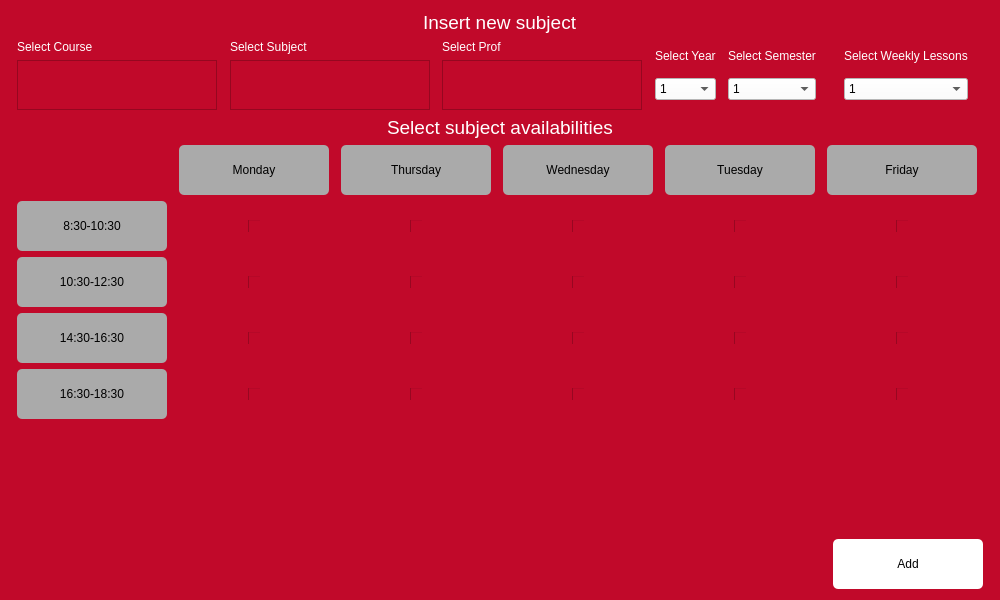
AndreaCiv/SchoolSchedule, file new_subject.ui: the form before one commit.
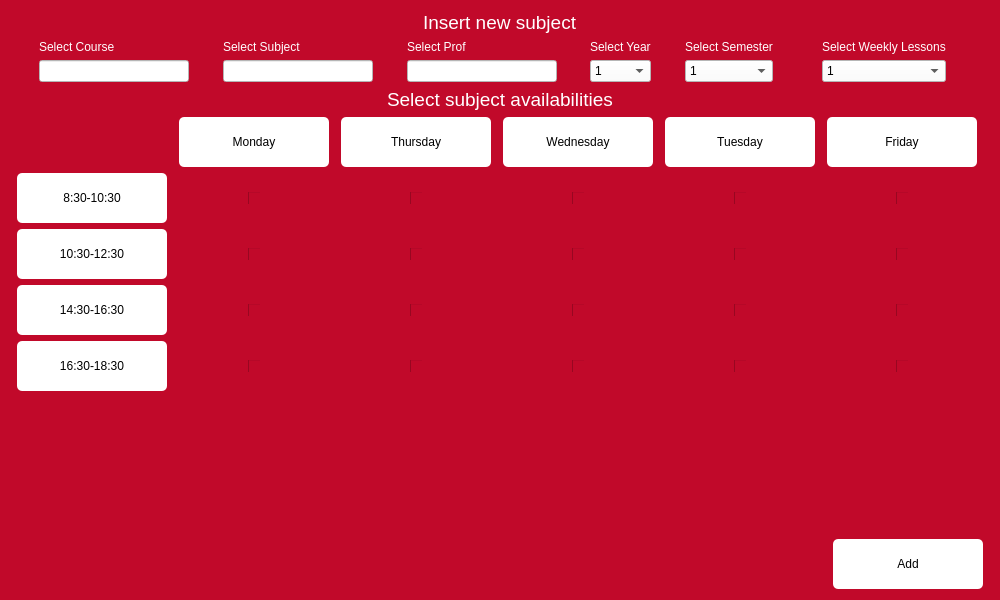
The form after the commit. Icons and pictures are not drawn.

Commit message: Collegata definitivamente view di NewSubject

Patch:
```diff
--- a/new_subject.ui
+++ b/new_subject.ui
@@ -136,18 +136,15 @@
         </widget>
        </item>
        <item>
-        <widget class="QPlainTextEdit" name="new_course">
+        <widget class="QLineEdit" name="new_course">
          <property name="minimumSize">
           <size>
-           <width>200</width>
-           <height>50</height>
+           <width>150</width>
+           <height>0</height>
           </size>
          </property>
-         <property name="maximumSize">
-          <size>
-           <width>200</width>
-           <height>50</height>
-          </size>
+         <property name="styleSheet">
+          <string notr="true">background-color: rgb(255, 255, 255);</string>
          </property>
         </widget>
        </item>
@@ -188,18 +185,15 @@
         </widget>
        </item>
        <item>
-        <widget class="QPlainTextEdit" name="new_subject">
+        <widget class="QLineEdit" name="new_subject">
          <property name="minimumSize">
           <size>
-           <width>200</width>
-           <height>50</height>
+           <width>150</width>
+           <height>0</height>
           </size>
          </property>
-         <property name="maximumSize">
-          <size>
-           <width>200</width>
-           <height>50</height>
-          </size>
+         <property name="styleSheet">
+          <string notr="true">background-color: rgb(255, 255, 255);</string>
          </property>
         </widget>
        </item>
@@ -240,18 +234,15 @@
         </widget>
        </item>
        <item>
-        <widget class="QPlainTextEdit" name="new_prof">
+        <widget class="QLineEdit" name="new_prof">
          <property name="minimumSize">
           <size>
-           <width>200</width>
-           <height>50</height>
+           <width>150</width>
+           <height>0</height>
           </size>
          </property>
-         <property name="maximumSize">
-          <size>
-           <width>200</width>
-           <height>50</height>
-          </size>
+         <property name="styleSheet">
+          <string notr="true">background-color: rgb(255, 255, 255);</string>
          </property>
         </widget>
        </item>
@@ -551,7 +542,7 @@
         </size>
        </property>
        <property name="styleSheet">
-        <string notr="true">background-color: rgb(170, 170, 170);
+        <string notr="true">background-color: rgb(255, 255, 255);
 border-radius: 5px;</string>
        </property>
        <property name="text">
@@ -577,7 +568,7 @@
         </size>
        </property>
        <property name="styleSheet">
-        <string notr="true">background-color: rgb(170, 170, 170);
+        <string notr="true">background-color: rgb(255, 255, 255);
 border-radius: 5px;</string>
        </property>
        <property name="text">
@@ -603,7 +594,7 @@
         </size>
        </property>
        <property name="styleSheet">
-        <string notr="true">background-color: rgb(170, 170, 170);
+        <string notr="true">background-color: rgb(255, 255, 255);
 border-radius: 5px;</string>
        </property>
        <property name="text">
@@ -629,7 +620,7 @@
         </size>
        </property>
        <property name="styleSheet">
-        <string notr="true">background-color: rgb(170, 170, 170);
+        <string notr="true">background-color: rgb(255, 255, 255);
 border-radius: 5px;</string>
        </property>
        <property name="text">
@@ -655,7 +646,7 @@
         </size>
        </property>
        <property name="styleSheet">
-        <string notr="true">background-color: rgb(170, 170, 170);
+        <string notr="true">background-color: rgb(255, 255, 255);
 border-radius: 5px;</string>
        </property>
        <property name="text">
@@ -981,7 +972,7 @@
         </size>
        </property>
        <property name="styleSheet">
-        <string notr="true">background-color: rgb(170, 170, 170);
+        <string notr="true">background-color: rgb(255, 255, 255);
 border-radius: 5px;</string>
        </property>
        <property name="text">
@@ -1007,7 +998,7 @@
         </size>
        </property>
        <property name="styleSheet">
-        <string notr="true">background-color: rgb(170, 170, 170);
+        <string notr="true">background-color: rgb(255, 255, 255);
 border-radius: 5px;</string>
        </property>
        <property name="text">
@@ -1033,9 +1024,8 @@
         </size>
        </property>
        <property name="styleSheet">
-        <string notr="true">background-color: rgb(170, 170, 170);
-border-radius: 5px;
-</string>
+        <string notr="true">background-color: rgb(255, 255, 255);
+border-radius: 5px;</string>
        </property>
        <property name="text">
         <string>14:30-16:30</string>
@@ -1060,7 +1050,7 @@
         </size>
        </property>
        <property name="styleSheet">
-        <string notr="true">background-color: rgb(170, 170, 170);
+        <string notr="true">background-color: rgb(255, 255, 255);
 border-radius: 5px;</string>
        </property>
        <property name="text">
```
The commit also changes 2 other files.
